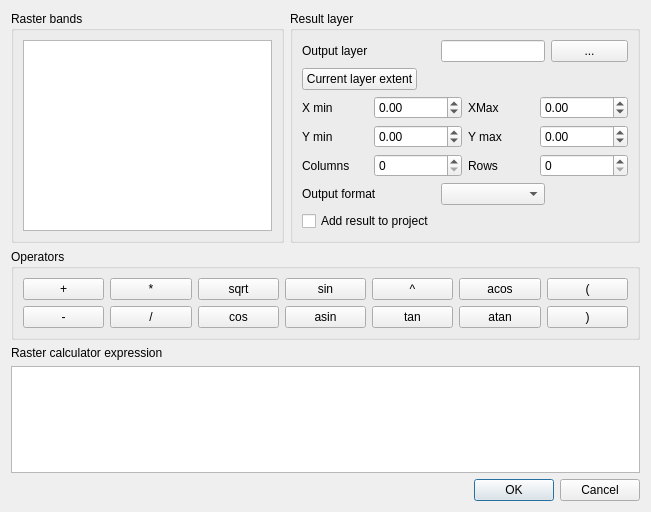
Above: qgis/src/ui/qgsrastercalcdialogbase.ui from sourcepole/qgis before the change. Below: the same form after it.
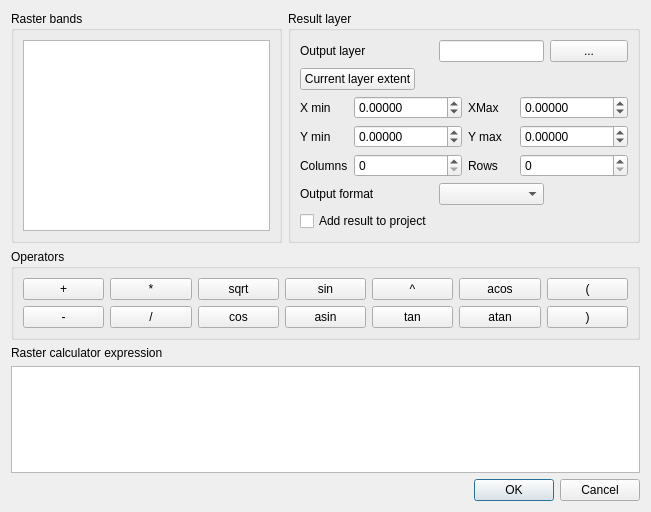
That is the form after the change.

Patch:
```diff
--- a/qgis/src/ui/qgsrastercalcdialogbase.ui
+++ b/qgis/src/ui/qgsrastercalcdialogbase.ui
@@ -95,6 +95,9 @@
         </item>
         <item row="0" column="1">
          <widget class="QDoubleSpinBox" name="mXMinSpinBox">
+          <property name="decimals">
+           <number>5</number>
+          </property>
           <property name="minimum">
            <double>-999999999.000000000000000</double>
           </property>
@@ -112,6 +115,9 @@
         </item>
         <item row="0" column="3">
          <widget class="QDoubleSpinBox" name="mXMaxSpinBox">
+          <property name="decimals">
+           <number>5</number>
+          </property>
           <property name="minimum">
            <double>-999999999.000000000000000</double>
           </property>
@@ -129,6 +135,9 @@
         </item>
         <item row="1" column="1">
          <widget class="QDoubleSpinBox" name="mYMinSpinBox">
+          <property name="decimals">
+           <number>5</number>
+          </property>
           <property name="minimum">
            <double>-999999999.000000000000000</double>
           </property>
@@ -146,6 +155,9 @@
         </item>
         <item row="1" column="3">
          <widget class="QDoubleSpinBox" name="mYMaxSpinBox">
+          <property name="decimals">
+           <number>5</number>
+          </property>
           <property name="minimum">
            <double>-999999999.000000000000000</double>
           </property>
```
